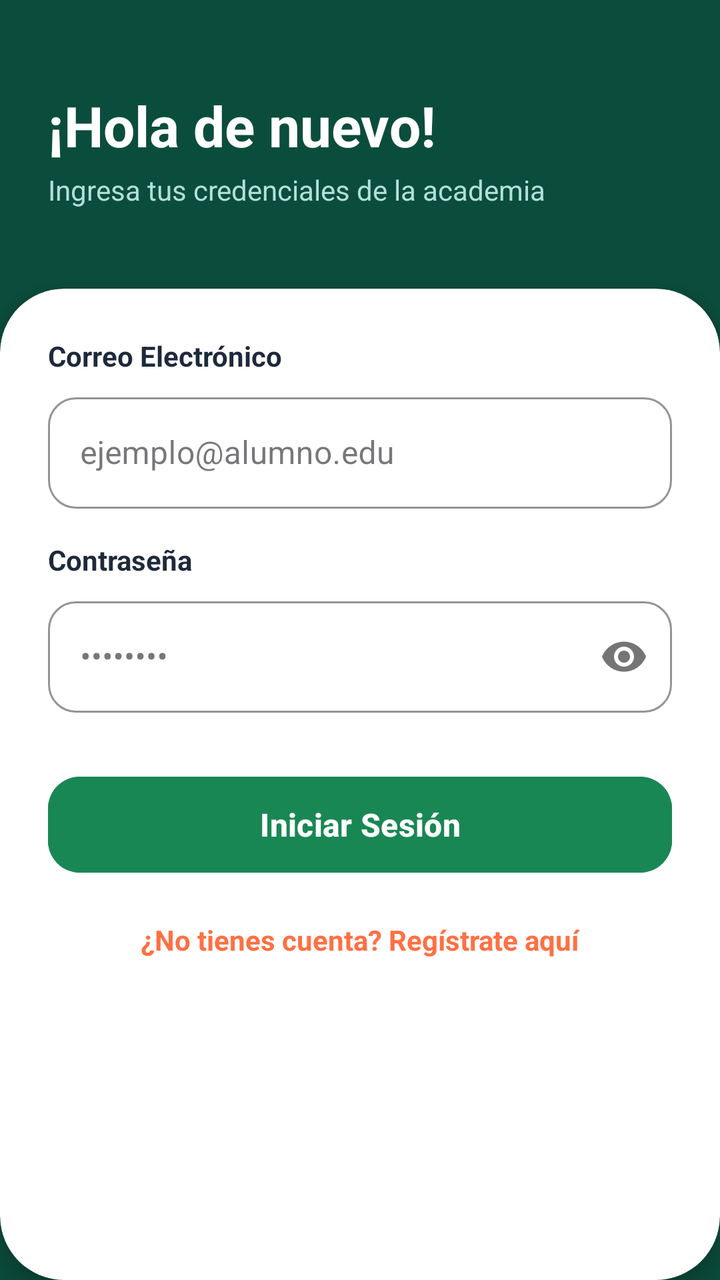
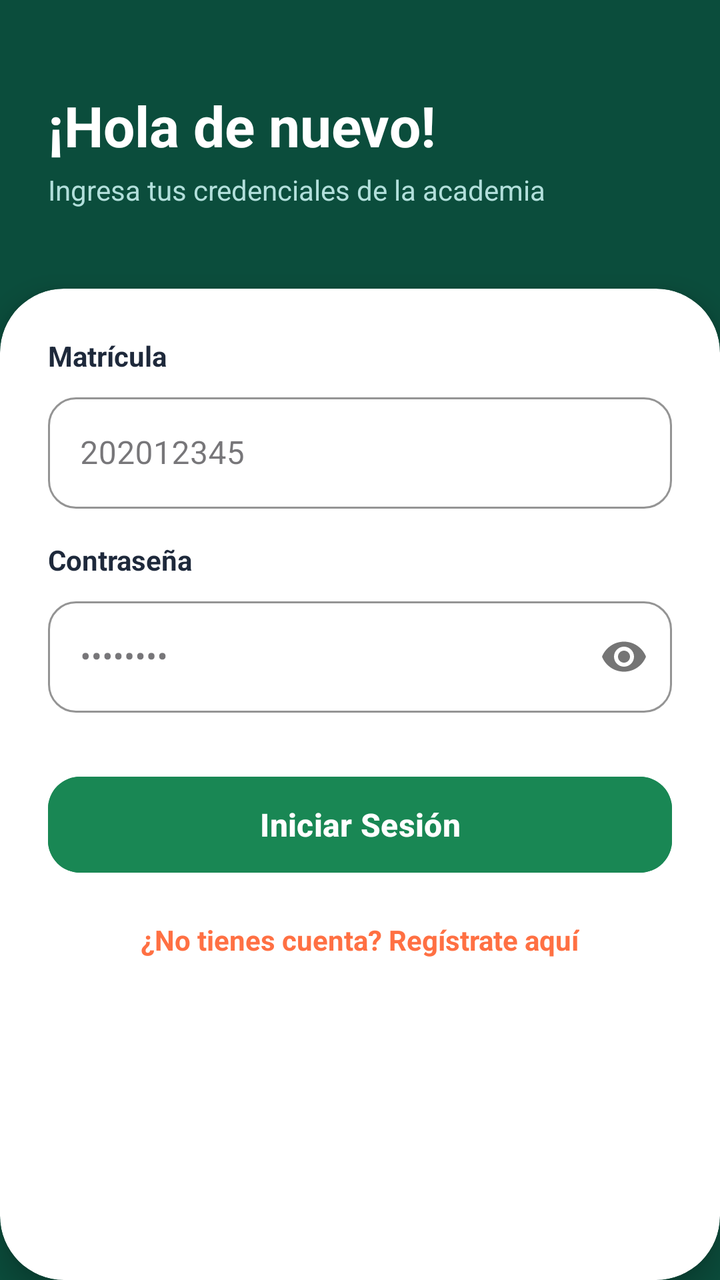

Compare the two renders of this Android layout. The source of the first and the diff that turns it into the second are given below.
<!-- AndroidManifest.xml: application theme Theme.Ingles_app -->
<!-- res/layout/activity_login.xml -->
<?xml version="1.0" encoding="utf-8"?>
<androidx.constraintlayout.widget.ConstraintLayout
    xmlns:android="http://schemas.android.com/apk/res/android"
    xmlns:app="http://schemas.android.com/apk/res-auto"
    android:layout_width="match_parent"
    android:layout_height="match_parent"
    android:background="@color/primary_dark_green">

    
    <LinearLayout
        android:id="@+id/topBar"
        android:layout_width="match_parent"
        android:layout_height="wrap_content"
        android:orientation="vertical"
        android:padding="24dp"
        app:layout_constraintTop_toTopOf="parent">

        <TextView
            android:layout_width="wrap_content"
            android:layout_height="wrap_content"
            android:layout_marginTop="20dp"
            android:text="¡Hola de nuevo!"
            android:textColor="@color/white"
            android:textSize="28sp"
            android:textStyle="bold" />

        <TextView
            android:layout_width="wrap_content"
            android:layout_height="wrap_content"
            android:layout_marginTop="4dp"
            android:text="Ingresa tus credenciales de la academia"
            android:textColor="#B2DFDB"
            android:textSize="14sp" />
    </LinearLayout>

    
    <androidx.cardview.widget.CardView
        android:layout_width="match_parent"
        android:layout_height="0dp"
        android:layout_marginTop="16dp"
        app:cardBackgroundColor="@color/white"
        app:cardCornerRadius="32dp"
        app:cardElevation="8dp"
        app:layout_constraintBottom_toBottomOf="parent"
        app:layout_constraintTop_toBottomOf="@id/topBar">

        <ScrollView
            android:layout_width="match_parent"
            android:layout_height="match_parent"
            android:fillViewport="true">

            <LinearLayout
                android:layout_width="match_parent"
                android:layout_height="wrap_content"
                android:orientation="vertical"
                android:padding="24dp">

                
                <TextView
                    android:layout_width="wrap_content"
                    android:layout_height="wrap_content"
                    android:text="Correo Electrónico"
                    android:textColor="@color/text_title"
                    android:textSize="14sp"
                    android:textStyle="bold" />

                <com.google.android.material.textfield.TextInputLayout
                    style="@style/Widget.MaterialComponents.TextInputLayout.OutlinedBox"
                    android:layout_width="match_parent"
                    android:layout_height="wrap_content"
                    android:layout_marginTop="6dp"
                    android:layout_marginBottom="16dp"
                    app:boxCornerRadiusBottomEnd="14dp"
                    app:boxCornerRadiusBottomStart="14dp"
                    app:boxCornerRadiusTopEnd="14dp"
                    app:boxCornerRadiusTopStart="14dp"
                    app:boxStrokeColor="@color/primary_green">

                    <com.google.android.material.textfield.TextInputEditText
                        android:id="@+id/etLoginEmail"
                        android:layout_width="match_parent"
                        android:layout_height="wrap_content"
                        android:hint="ejemplo@alumno.edu"
                        android:inputType="textEmailAddress" />
                </com.google.android.material.textfield.TextInputLayout>

                
                <TextView
                    android:layout_width="wrap_content"
                    android:layout_height="wrap_content"
                    android:text="Contraseña"
                    android:textColor="@color/text_title"
                    android:textSize="14sp"
                    android:textStyle="bold" />

                <com.google.android.material.textfield.TextInputLayout
                    style="@style/Widget.MaterialComponents.TextInputLayout.OutlinedBox"
                    android:layout_width="match_parent"
                    android:layout_height="wrap_content"
                    android:layout_marginTop="6dp"
                    app:boxCornerRadiusBottomEnd="14dp"
                    app:boxCornerRadiusBottomStart="14dp"
                    app:boxCornerRadiusTopEnd="14dp"
                    app:boxCornerRadiusTopStart="14dp"
                    app:boxStrokeColor="@color/primary_green"
                    app:passwordToggleEnabled="true">

                    <com.google.android.material.textfield.TextInputEditText
                        android:id="@+id/etLoginPassword"
                        android:layout_width="match_parent"
                        android:layout_height="wrap_content"
                        android:hint="••••••••"
                        android:inputType="textPassword" />
                </com.google.android.material.textfield.TextInputLayout>

                
                <com.google.android.material.button.MaterialButton
                    android:id="@+id/btnLogin"
                    android:layout_width="match_parent"
                    android:layout_height="56dp"
                    android:layout_marginTop="28dp"
                    android:backgroundTint="@color/primary_green"
                    android:text="Iniciar Sesión"
                    android:textAllCaps="false"
                    android:textSize="16sp"
                    android:textStyle="bold"
                    app:cornerRadius="16dp" />

                
                <TextView
                    android:id="@+id/tvToRegister"
                    android:layout_width="wrap_content"
                    android:layout_height="wrap_content"
                    android:layout_gravity="center"
                    android:layout_marginTop="20dp"
                    android:text="¿No tienes cuenta? Regístrate aquí"
                    android:textColor="@color/accent_orange"
                    android:textSize="14sp"
                    android:textStyle="bold" />

            </LinearLayout>
        </ScrollView>
    </androidx.cardview.widget.CardView>

</androidx.constraintlayout.widget.ConstraintLayout>
<!-- resources referenced by this layout -->
<resources>
  <color name="accent_orange">#FF7043</color>
  <color name="primary_dark_green">#0B4D3C</color>
  <color name="primary_green">#198754</color>
  <color name="text_title">#1E293B</color>
  <color name="white">#FFFFFFFF</color>
  <style name="Theme.Ingles_app" parent="Base.Theme.Ingles_app" />
  <style name="Base.Theme.Ingles_app" parent="Theme.Material3.DayNight.NoActionBar">
          
          
      </style>
</resources>

<!-- the commit's change to res/layout/activity_login.xml (unified diff, before → after) -->
@@ -59,7 +59,7 @@
                 <TextView
                     android:layout_width="wrap_content"
                     android:layout_height="wrap_content"
-                    android:text="Correo Electrónico"
+                    android:text="Matrícula"
                     android:textColor="@color/text_title"
                     android:textSize="14sp"
                     android:textStyle="bold" />
@@ -80,8 +80,8 @@
                         android:id="@+id/etLoginEmail"
                         android:layout_width="match_parent"
                         android:layout_height="wrap_content"
-                        android:hint="ejemplo@alumno.edu"
-                        android:inputType="textEmailAddress" />
+                        android:hint="202012345"
+                        android:inputType="number" />
                 </com.google.android.material.textfield.TextInputLayout>
 
                 
